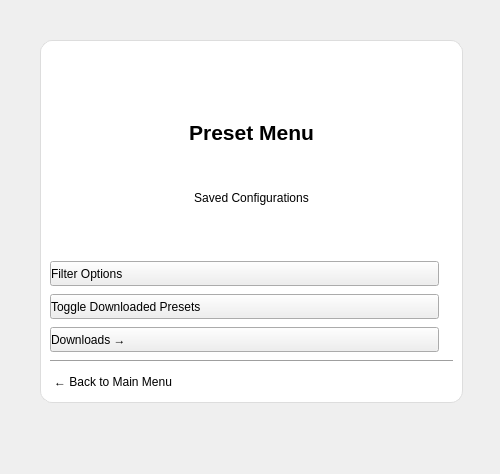
brettrjh/enable-games-local, file ui files/eg_presets_menu.ui: the form before one commit.
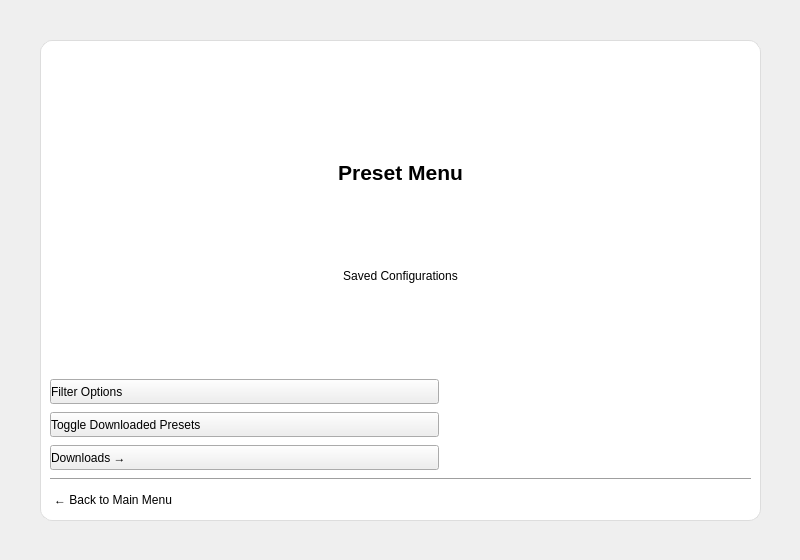
The form after the commit. Icons and pictures are not drawn.

Commit message: Unify UI window sizes

The edit to the form file:
```diff
--- a/ui files/eg_presets_menu.ui
+++ b/ui files/eg_presets_menu.ui
@@ -6,10 +6,22 @@
    <rect>
     <x>0</x>
     <y>0</y>
-    <width>500</width>
-    <height>474</height>
+    <width>800</width>
+    <height>560</height>
    </rect>
   </property>
+  <property name="minimumSize">
+   <size>
+    <width>800</width>
+    <height>560</height>
+   </size>
+  </property>
+  <property name="maximumSize">
+   <size>
+    <width>800</width>
+    <height>560</height>
+   </size>
+  </property>
   <property name="windowTitle">
    <string>Form</string>
   </property>
@@ -18,8 +30,8 @@
     <rect>
      <x>40</x>
      <y>40</y>
-     <width>423</width>
-     <height>363</height>
+     <width>721</width>
+     <height>481</height>
     </rect>
    </property>
    <layout class="QVBoxLayout" name="verticalLayout">
```
Left out of the diff: 8 changed lines with no effect on the pictures. The commit also changes 6 other files.
